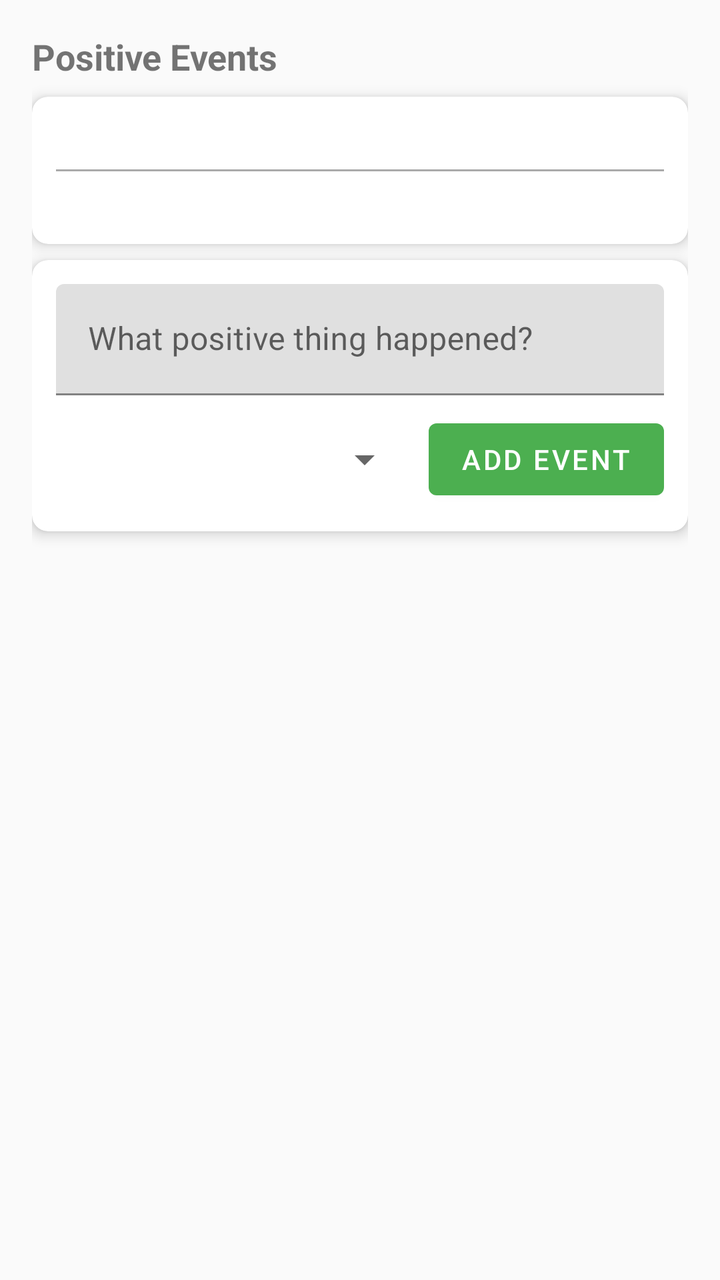
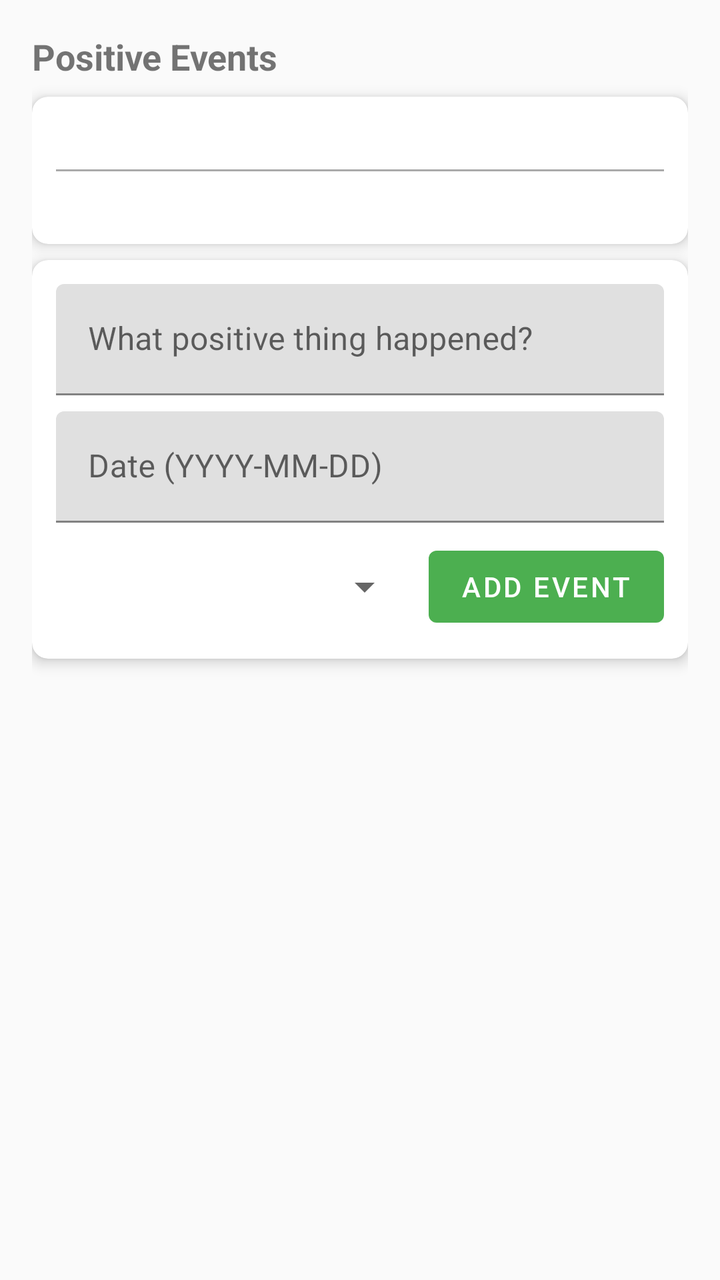

An Android layout rendered at two revisions. The XML below is the earlier revision; the diff shows what the commit changed to produce the second picture.
<!-- AndroidManifest.xml: application theme Theme.HabitEvaluator -->
<!-- res/layout/fragment_diary.xml -->
<?xml version="1.0" encoding="utf-8"?>
<androidx.constraintlayout.widget.ConstraintLayout xmlns:android="http://schemas.android.com/apk/res/android"
    xmlns:app="http://schemas.android.com/apk/res-auto"
    android:layout_width="match_parent"
    android:layout_height="match_parent"
    android:padding="16dp">

    <TextView
        android:id="@+id/diaryLabel"
        android:layout_width="wrap_content"
        android:layout_height="wrap_content"
        android:text="@string/diary_positive_events"
        android:textSize="18sp"
        android:textStyle="bold"
        app:layout_constraintStart_toStartOf="parent"
        app:layout_constraintTop_toTopOf="parent" />

    <androidx.cardview.widget.CardView
        android:id="@+id/statsCard"
        android:layout_width="0dp"
        android:layout_height="wrap_content"
        android:layout_marginTop="8dp"
        app:cardCornerRadius="8dp"
        app:cardElevation="4dp"
        app:layout_constraintEnd_toEndOf="parent"
        app:layout_constraintStart_toStartOf="parent"
        app:layout_constraintTop_toBottomOf="@id/diaryLabel">

        <LinearLayout
            android:layout_width="match_parent"
            android:layout_height="wrap_content"
            android:orientation="vertical"
            android:padding="12dp">

            <LinearLayout
                android:layout_width="match_parent"
                android:layout_height="wrap_content"
                android:orientation="horizontal">

                <TextView
                    android:id="@+id/todayPointsText"
                    android:layout_width="0dp"
                    android:layout_height="wrap_content"
                    android:layout_weight="1"
                    android:gravity="center"
                    android:textSize="12sp" />

                <TextView
                    android:id="@+id/weekPointsText"
                    android:layout_width="0dp"
                    android:layout_height="wrap_content"
                    android:layout_weight="1"
                    android:gravity="center"
                    android:textSize="12sp" />

                <TextView
                    android:id="@+id/monthPointsText"
                    android:layout_width="0dp"
                    android:layout_height="wrap_content"
                    android:layout_weight="1"
                    android:gravity="center"
                    android:textSize="12sp" />
            </LinearLayout>

            <View
                android:layout_width="match_parent"
                android:layout_height="1dp"
                android:layout_marginTop="8dp"
                android:background="@android:color/darker_gray" />

            <LinearLayout
                android:layout_width="match_parent"
                android:layout_height="wrap_content"
                android:layout_marginTop="8dp"
                android:orientation="horizontal">

                <TextView
                    android:id="@+id/weeklyAvgText"
                    android:layout_width="0dp"
                    android:layout_height="wrap_content"
                    android:layout_weight="1"
                    android:gravity="center"
                    android:textSize="12sp" />

                <TextView
                    android:id="@+id/monthlyTrendText"
                    android:layout_width="0dp"
                    android:layout_height="wrap_content"
                    android:layout_weight="1"
                    android:gravity="center"
                    android:textSize="12sp" />
            </LinearLayout>
        </LinearLayout>
    </androidx.cardview.widget.CardView>

    <androidx.cardview.widget.CardView
        android:id="@+id/addEntryCard"
        android:layout_width="0dp"
        android:layout_height="wrap_content"
        android:layout_marginTop="8dp"
        app:cardCornerRadius="8dp"
        app:cardElevation="4dp"
        app:layout_constraintEnd_toEndOf="parent"
        app:layout_constraintStart_toStartOf="parent"
        app:layout_constraintTop_toBottomOf="@id/statsCard">

        <LinearLayout
            android:layout_width="match_parent"
            android:layout_height="wrap_content"
            android:orientation="vertical"
            android:padding="12dp">

            <com.google.android.material.textfield.TextInputLayout
                android:layout_width="match_parent"
                android:layout_height="wrap_content">

                <com.google.android.material.textfield.TextInputEditText
                    android:id="@+id/eventDescriptionInput"
                    android:layout_width="match_parent"
                    android:layout_height="wrap_content"
                    android:hint="@string/diary_event_hint"
                    android:inputType="text"
                    android:maxLines="1" />
            </com.google.android.material.textfield.TextInputLayout>

            <LinearLayout
                android:layout_width="match_parent"
                android:layout_height="wrap_content"
                android:layout_marginTop="8dp"
                android:orientation="horizontal"
                android:gravity="center_vertical">

                <Spinner
                    android:id="@+id/significanceSpinner"
                    android:layout_width="0dp"
                    android:layout_height="wrap_content"
                    android:layout_weight="1" />

                <com.google.android.material.button.MaterialButton
                    android:id="@+id/addEventButton"
                    android:layout_width="wrap_content"
                    android:layout_height="wrap_content"
                    android:layout_marginStart="8dp"
                    android:text="@string/diary_add_event" />
            </LinearLayout>
        </LinearLayout>
    </androidx.cardview.widget.CardView>

    <androidx.recyclerview.widget.RecyclerView
        android:id="@+id/diaryRecyclerView"
        android:layout_width="0dp"
        android:layout_height="0dp"
        android:layout_marginTop="8dp"
        app:layout_constraintBottom_toBottomOf="parent"
        app:layout_constraintEnd_toEndOf="parent"
        app:layout_constraintStart_toStartOf="parent"
        app:layout_constraintTop_toBottomOf="@id/addEntryCard" />

</androidx.constraintlayout.widget.ConstraintLayout>
<!-- resources referenced by this layout -->
<resources>
  <string name="diary_add_event">Add Event</string>
  <string name="diary_event_hint">What positive thing happened?</string>
  <string name="diary_positive_events">Positive Events</string>
  <style name="Theme.HabitEvaluator" parent="Theme.MaterialComponents.DayNight.NoActionBar">
          <item name="colorPrimary">@color/primary</item>
          <item name="colorPrimaryDark">@color/primary_dark</item>
          <item name="colorAccent">@color/accent</item>
          <item name="android:windowBackground">@color/background</item>
      </style>
  <color name="primary">#4CAF50</color>
  <color name="primary_dark">#388E3C</color>
  <color name="accent">#FFC107</color>
  <color name="background">#FAFAFA</color>
</resources>

<!-- the commit's change to res/layout/fragment_diary.xml (unified diff, before → after) -->
@@ -123,6 +123,21 @@
                     android:maxLines="1" />
             </com.google.android.material.textfield.TextInputLayout>
 
+            <com.google.android.material.textfield.TextInputLayout
+                android:layout_width="match_parent"
+                android:layout_height="wrap_content"
+                android:layout_marginTop="8dp">
+
+                <com.google.android.material.textfield.TextInputEditText
+                    android:id="@+id/eventDateInput"
+                    android:layout_width="match_parent"
+                    android:layout_height="wrap_content"
+                    android:hint="@string/diary_date_hint"
+                    android:focusable="false"
+                    android:clickable="true"
+                    android:inputType="none" />
+            </com.google.android.material.textfield.TextInputLayout>
+
             <LinearLayout
                 android:layout_width="match_parent"
                 android:layout_height="wrap_content"
<!-- resource entries referenced after the edit -->
@@ -1,6 +1,7 @@
 <!-- resources referenced by this layout -->
 <resources>
   <string name="diary_add_event">Add Event</string>
+  <string name="diary_date_hint">Date (YYYY-MM-DD)</string>
   <string name="diary_event_hint">What positive thing happened?</string>
   <string name="diary_positive_events">Positive Events</string>
   <style name="Theme.HabitEvaluator" parent="Theme.MaterialComponents.DayNight.NoActionBar">
